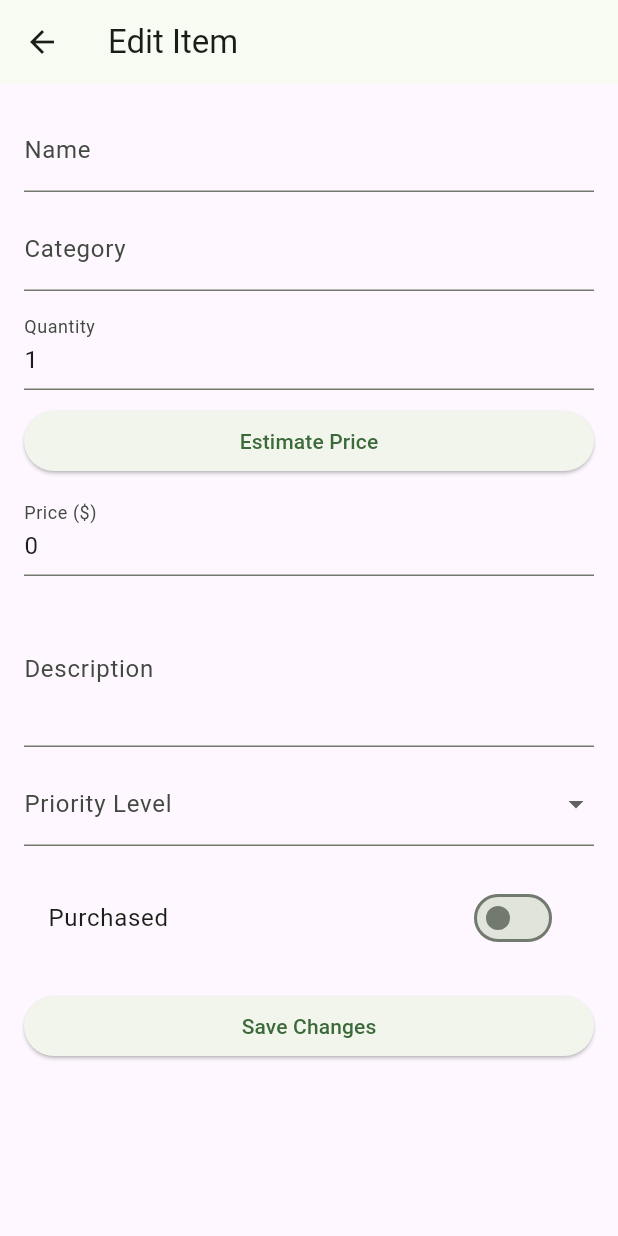
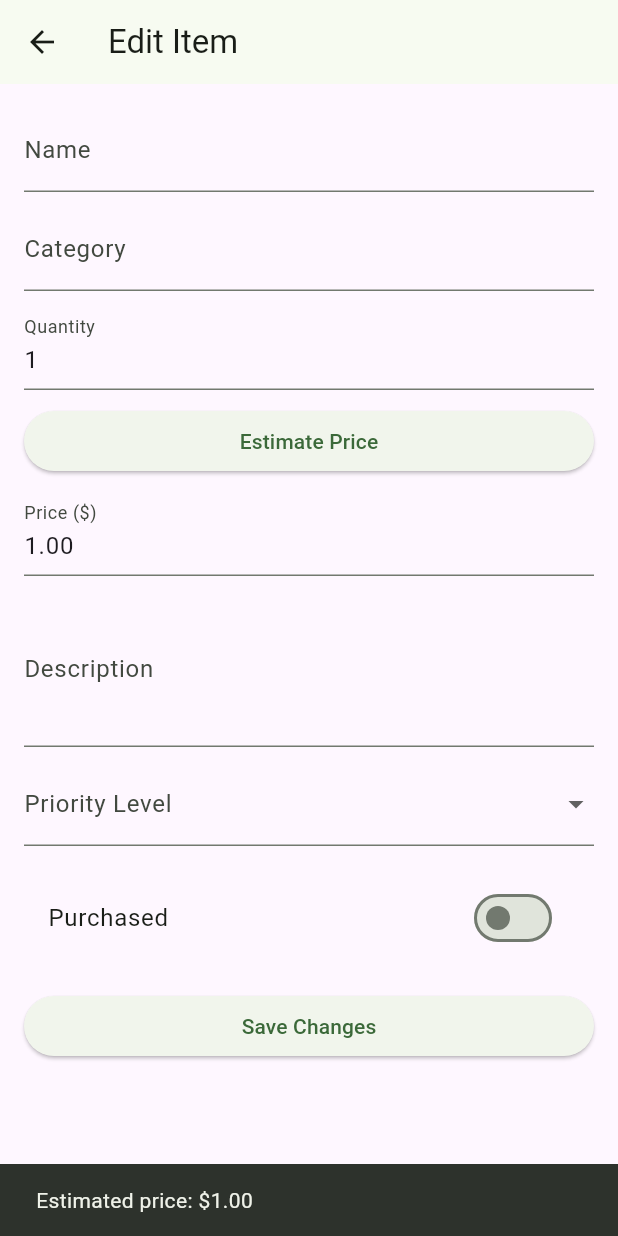
Before and after one commit to Mebibora/smart_grocery_list_app, a Flutter app: the EditItemScreen screen opened directly with empty values, after a tap on "Estimate Price", on a phone screen of 412 x 824 dp. Run offline on Flutter 3.47's test engine with Material 3 defaults, Android fonts, the light colour scheme and no system bars; our stand-ins replace sqflite; accounts and stored records are empty.

Commit message:
MILESTONE2

```diff
--- a/pw1/lib/database/db_helper.dart
+++ b/pw1/lib/database/db_helper.dart
@@ -1,6 +1,24 @@
+import 'dart:math'; // 👈 Added for random price generation
 import 'package:sqflite/sqflite.dart';
 import 'package:path/path.dart';
 import '../models/grocery_item.dart';
+
+// Generates a random price between $1.00 and $20.99
+double generateRandomPrice() {
+  final random = Random();
+
+  // Random whole number between 1–20
+  int base = random.nextInt(20) + 1;
+
+  // Randomly decide whether to add .99 or not
+  bool addCents = random.nextBool();
+
+  // Calculate final price
+  double price = addCents ? base + 0.99 : base.toDouble();
+
+  // Return value rounded to 2 decimal places
+  return double.parse(price.toStringAsFixed(2));
+}
 
 class DBHelper {
   DBHelper._privateConstructor();
@@ -15,13 +33,14 @@ class DBHelper {
   }
 
   Future<Database> _initializeDatabase() async {
-    String path = join(await getDatabasesPath(), 'grocery_app.db');
+    // You can change the db name if you want to reset pre-populated data
+    String path = join(await getDatabasesPath(), 'grocery_app_v2.db');
     return await openDatabase(
       path,
       version: 1,
       onCreate: (db, version) async {
         await _createTable(db);
-        await _insertSampleData(db); // prepopulate data
+        await _insertSampleData(db); // Prepopulate data
       },
     );
   }
@@ -43,14 +62,14 @@ class DBHelper {
     ''');
   }
 
-  // 🥬 Prepopulate 10 sample grocery items
+  // Prepopulate 10 sample grocery items
   Future<void> _insertSampleData(Database db) async {
     final sampleItems = [
       GroceryItem(
         name: 'Apples',
         category: 'Produce',
         quantity: 4,
-        price: 3.99,
+        price: generateRandomPrice(),
         description: 'Fresh red apples',
         image: 'assets/images/apple.png',
         purchased: false,
@@ -61,7 +80,7 @@ class DBHelper {
         name: 'Bananas',
         category: 'Produce',
         quantity: 6,
-        price: 2.49,
+        price: generateRandomPrice(),
         description: 'Ripe yellow bananas',
         image: 'assets/images/bananas.png',
         purchased: false,
@@ -72,7 +91,7 @@ class DBHelper {
         name: 'Milk',
         category: 'Dairy',
         quantity: 1,
-        price: 2.89,
+        price: generateRandomPrice(),
         description: '1 Gallon of whole milk',
         image: 'assets/images/milk.png',
         purchased: false,
@@ -83,7 +102,7 @@ class DBHelper {
         name: 'Bread',
         category: 'Bakery',
         quantity: 1,
-        price: 2.19,
+        price: generateRandomPrice(),
         description: 'Whole grain sandwich bread',
         image: 'assets/images/bread.png',
         purchased: false,
@@ -94,7 +113,7 @@ class DBHelper {
         name: 'Eggs',
         category: 'Dairy',
         quantity: 12,
-        price: 4.29,
+        price: generateRandomPrice(),
         description: 'Free-range brown eggs (dozen)',
         image: 'assets/images/eggs.png',
         purchased: false,
@@ -105,7 +124,7 @@ class DBHelper {
         name: 'Orange Juice',
         category: 'Beverages',
         quantity: 1,
-        price: 3.59,
+        price: generateRandomPrice(),
         description: '1L of fresh orange juice',
         image: 'assets/images/orange_juice.png',
         purchased: false,
@@ -116,7 +135,7 @@ class DBHelper {
         name: 'Chips',
         category: 'Snacks',
         quantity: 2,
-        price: 1.99,
+        price: generateRandomPrice(),
         description: 'Crunchy potato chips',
         image: 'assets/images/chips.png',
         purchased: false,
@@ -127,7 +146,7 @@ class DBHelper {
         name: 'Toilet Paper',
         category: 'Household',
         quantity: 6,
-        price: 6.99,
+        price: generateRandomPrice(),
         description: '6-pack of soft toilet paper',
         image: 'assets/images/toilet_paper.png',
         purchased: false,
@@ -138,7 +157,7 @@ class DBHelper {
         name: 'Chicken Breast',
         category: 'Meat',
         quantity: 2,
-        price: 8.49,
+        price: generateRandomPrice(),
         description: 'Fresh skinless chicken breast',
         image: 'assets/images/chicken.png',
         purchased: false,
@@ -149,7 +168,7 @@ class DBHelper {
         name: 'Yogurt',
         category: 'Dairy',
         quantity: 4,
-        price: 5.49,
+        price: generateRandomPrice(),
         description: 'Greek yogurt assorted flavors',
         image: 'assets/images/yogurt.png',
         purchased: false,
@@ -163,8 +182,7 @@ class DBHelper {
     }
   }
 
-  // ✅ CRUD methods
-
+  // CRUD methods
   Future<int> insertItem(GroceryItem item) async {
     final db = await database;
     return await db.insert('groceries', item.toMap());
--- a/pw1/lib/edit_item_screen.dart
+++ b/pw1/lib/edit_item_screen.dart
@@ -1,8 +1,7 @@
+import 'dart:math';
 import 'package:flutter/material.dart';
 import '../models/grocery_item.dart';
 import '../database/db_helper.dart';
-
-
 
 class EditItemScreen extends StatefulWidget {
   final GroceryItem item;
@@ -46,46 +45,57 @@ class _EditItemScreenState extends State<EditItemScreen> {
     super.dispose();
   }
 
-  //table to return a price estimation depending on the category of an item
-  void estimatePrice(category){
+  // Random price estimation with .99 chance
+  void estimatePrice(String category) async {
+    final random = Random();
+
+    // 1–20 random whole number
+    int base = random.nextInt(20) + 1;
+
+    // Randomly decide if it ends in .99
+    bool addCents = random.nextBool();
+
+    // Calculate random price
+    double randomPrice = addCents ? base + 0.99 : base.toDouble();
+
+    // Optional: tweak based on category
+    switch (category.toLowerCase()) {
+      case 'fruits':
+      case 'produce':
+      case 'vegetable':
+        randomPrice *= 0.5; // cheaper
+        break;
+      case 'meat':
+      case 'poultry':
+        randomPrice *= 1.5; // more expensive
+        break;
+      case 'cleaning_supplies':
+        randomPrice *= 1.2;
+        break;
+      default:
+        break;
+    }
+
+    // Never below $1
+    if (randomPrice < 1.0) randomPrice = 1.0;
+
+    // Round nicely
+    randomPrice = double.parse(randomPrice.toStringAsFixed(2));
+
+    // Update field
     setState(() {
-      switch(category){
-        case "Fruits":
-          priceController.text = "0.50";
-          break;
-        case "Dairy":
-          priceController.text = "1.00";
-          break;
-        case "Bakery":
-          priceController.text = "3.99";
-          break;
-        case "Poultry":
-          priceController.text = "3.99";
-          break;
-        case "Meat":
-          priceController.text = "12.49";
-          break;
-        case "Grain":
-          priceController.text = "3.99";
-          break;
-        case "Beverages":
-          priceController.text = "2.99";
-          break;
-        case "Vegetable":
-          priceController.text = "0.79";
-          break;
-        case "Pantry":
-          priceController.text = "2.00";
-          break;
-        case "Cleaning_Supplies":
-          priceController.text = "15.59";
-          break;
-        default:
-          priceController.text = "0";
-      }
+      priceController.text = randomPrice.toStringAsFixed(2);
     });
+
+    ScaffoldMessenger.of(context).showSnackBar(
+      SnackBar(
+        content: Text('Estimated price: \$${randomPrice.toStringAsFixed(2)}'),
+        duration: const Duration(seconds: 2),
+      ),
+    );
   }
 
+  // Save updated item to database
   Future<void> _saveChanges() async {
     final updatedItem = GroceryItem(
       id: widget.item.id,
@@ -100,7 +110,7 @@ class _EditItemScreenState extends State<EditItemScreen> {
     );
 
     await DBHelper.instance.updateItem(updatedItem);
-    Navigator.pop(context, true); // Return true so we know to refresh the list
+    Navigator.pop(context, true); // Return true so parent screen refreshes
   }
 
   @override
@@ -129,8 +139,9 @@ class _EditItemScreenState extends State<EditItemScreen> {
             const SizedBox(height: 10),
             ElevatedButton(
               onPressed: () {
-                estimatePrice(categoryController.text);},
-              child: Text("Estimate Price")
+                estimatePrice(categoryController.text);
+              },
+              child: const Text("Estimate Price"),
             ),
             const SizedBox(height: 10),
             TextField(
--- a/pw1/lib/globals.dart
+++ b/pw1/lib/globals.dart
@@ -2,3 +2,5 @@ import '../models/grocery_item.dart';
 
 List<GroceryItem> weeklyList = [];
 List<GroceryItem> groceryItems = [];
+// globals.dart
+bool animationsEnabled = true;
--- a/pw1/lib/models/grocery_item.dart
+++ b/pw1/lib/models/grocery_item.dart
@@ -23,7 +23,7 @@ class GroceryItem {
     this.priority = "I don’t need",
   });
 
-  // ✅ Convert object to map
+  // Convert object to map
   Map<String, dynamic> toMap() => {
         'id': id,
         'name': name,
@@ -37,7 +37,7 @@ class GroceryItem {
         'priority': priority,
       };
 
-  // ✅ Convert map to object
+  // Convert map to object
   factory GroceryItem.fromMap(Map<String, dynamic> map) => GroceryItem(
         id: map['id'],
         name: map['name'],
--- a/pw1/lib/weekly_list_generator_screen.dart
+++ b/pw1/lib/weekly_list_generator_screen.dart
@@ -16,7 +16,7 @@ class _WeeklyListGeneratorScreenState
     extends State<WeeklyListGeneratorScreen> {
   List<GroceryItem> weeklyList = [];
 
-  // 🧩 Generate a random weekly list of items
+  // Generate a random weekly list of items
   Future<void> _generateWeeklyList() async {
     final dbItems = await DBHelper.instance.getItems();
     final random = Random();
```
Also changed, not shown: pw1/lib/home_screen.dart (+40 -2 lines), pw1/lib/user_list_screen.dart (+23 -22 lines), pw1/pubspec.yaml (+13 -4 lines).
